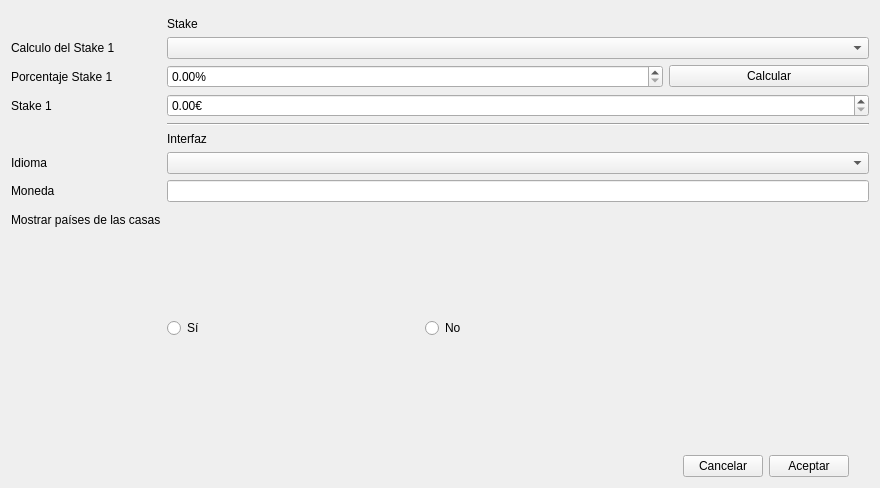
This is ui/settings.ui in soker90/betcon as Qt 5 draws it before an edit. The edited form follows.
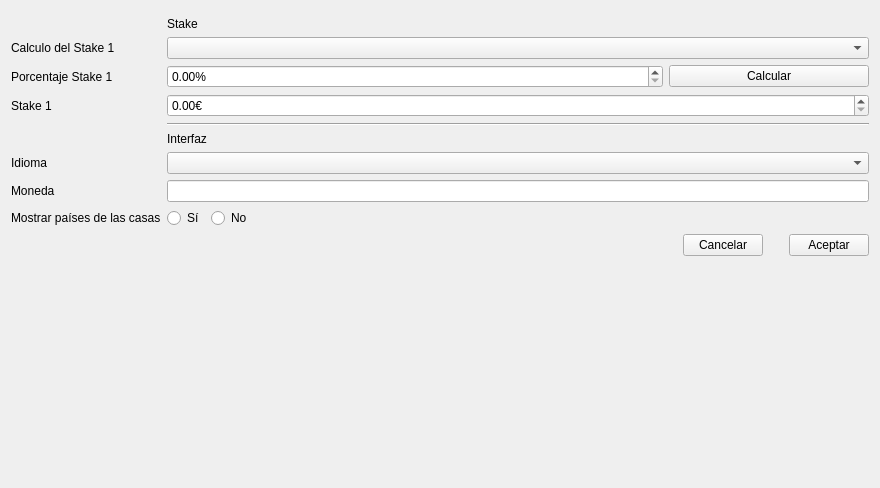
This is the edited form.

Diff of the .ui file:
```diff
--- a/ui/settings.ui
+++ b/ui/settings.ui
@@ -125,21 +125,65 @@
       </widget>
      </item>
      <item row="9" column="1">
-      <layout class="QGridLayout" name="gridLayout_2">
-       <item row="1" column="3">
-        <spacer name="verticalSpacer_2">
+      <layout class="QHBoxLayout" name="horizontalLayout_4">
+       <item>
+        <widget class="QRadioButton" name="chkCountryYes">
+         <property name="text">
+          <string>Sí</string>
+         </property>
+        </widget>
+       </item>
+       <item>
+        <widget class="QRadioButton" name="chkCountryNo">
+         <property name="text">
+          <string>No</string>
+         </property>
+        </widget>
+       </item>
+       <item>
+        <spacer name="horizontalSpacer_country">
          <property name="orientation">
-          <enum>Qt::Vertical</enum>
+          <enum>Qt::Horizontal</enum>
          </property>
          <property name="sizeHint" stdset="0">
           <size>
-           <width>20</width>
-           <height>40</height>
+           <width>40</width>
+           <height>20</height>
           </size>
          </property>
         </spacer>
        </item>
-       <item row="2" column="4">
+      </layout>
+     </item>
+     <item row="10" column="1">
+      <layout class="QHBoxLayout" name="horizontalLayout_buttons">
+       <item>
+        <spacer name="horizontalSpacer_2">
+         <property name="orientation">
+          <enum>Qt::Horizontal</enum>
+         </property>
+         <property name="sizeHint" stdset="0">
+          <size>
+           <width>40</width>
+           <height>20</height>
+          </size>
+         </property>
+        </spacer>
+       </item>
+       <item>
+        <widget class="QPushButton" name="btnCancel">
+         <property name="maximumSize">
+          <size>
+           <width>100</width>
+           <height>16777215</height>
+          </size>
+         </property>
+         <property name="text">
+          <string>Cancelar</string>
+         </property>
+        </widget>
+       </item>
+       <item>
         <spacer name="horizontalSpacer_3">
          <property name="orientation">
           <enum>Qt::Horizontal</enum>
@@ -155,7 +199,7 @@
          </property>
         </spacer>
        </item>
-       <item row="2" column="3">
+       <item>
         <widget class="QPushButton" name="btnAccept">
          <property name="maximumSize">
           <size>
@@ -168,50 +212,6 @@
          </property>
         </widget>
        </item>
-       <item row="2" column="0">
-        <spacer name="horizontalSpacer_2">
-         <property name="orientation">
-          <enum>Qt::Horizontal</enum>
-         </property>
-         <property name="sizeHint" stdset="0">
-          <size>
-           <width>40</width>
-           <height>20</height>
-          </size>
-         </property>
-        </spacer>
-       </item>
-       <item row="2" column="2">
-        <widget class="QPushButton" name="btnCancel">
-         <property name="maximumSize">
-          <size>
-           <width>100</width>
-           <height>16777215</height>
-          </size>
-         </property>
-         <property name="text">
-          <string>Cancelar</string>
-         </property>
-        </widget>
-       </item>
-       <item row="1" column="0">
-        <layout class="QHBoxLayout" name="horizontalLayout_4">
-         <item>
-          <widget class="QRadioButton" name="chkCountryYes">
-           <property name="text">
-            <string>Sí</string>
-           </property>
-          </widget>
-         </item>
-         <item>
-          <widget class="QRadioButton" name="chkCountryNo">
-           <property name="text">
-            <string>No</string>
-           </property>
-          </widget>
-         </item>
-        </layout>
-       </item>
       </layout>
      </item>
      <item row="7" column="1">
```
